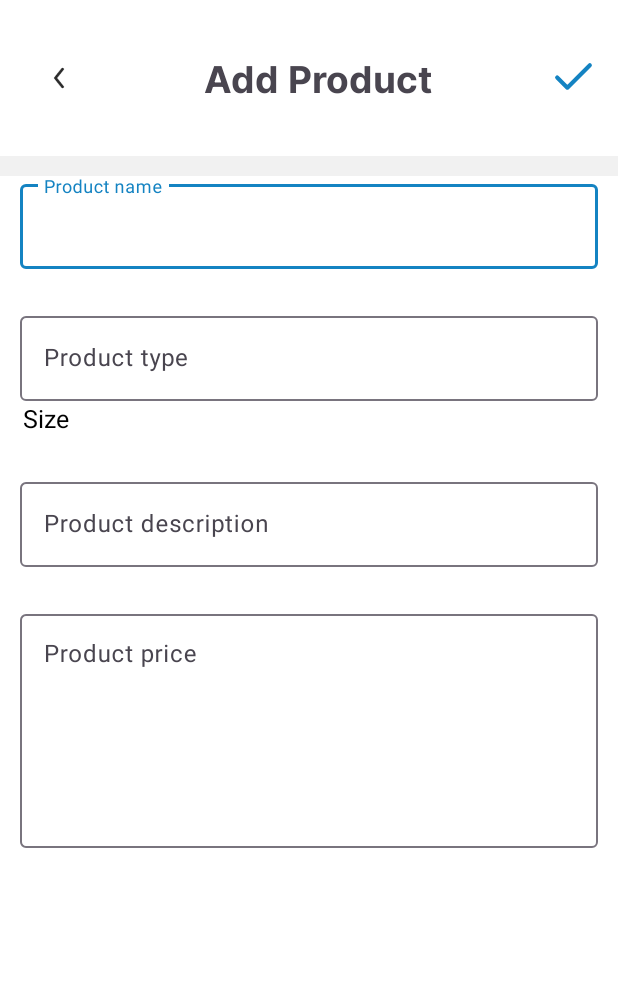
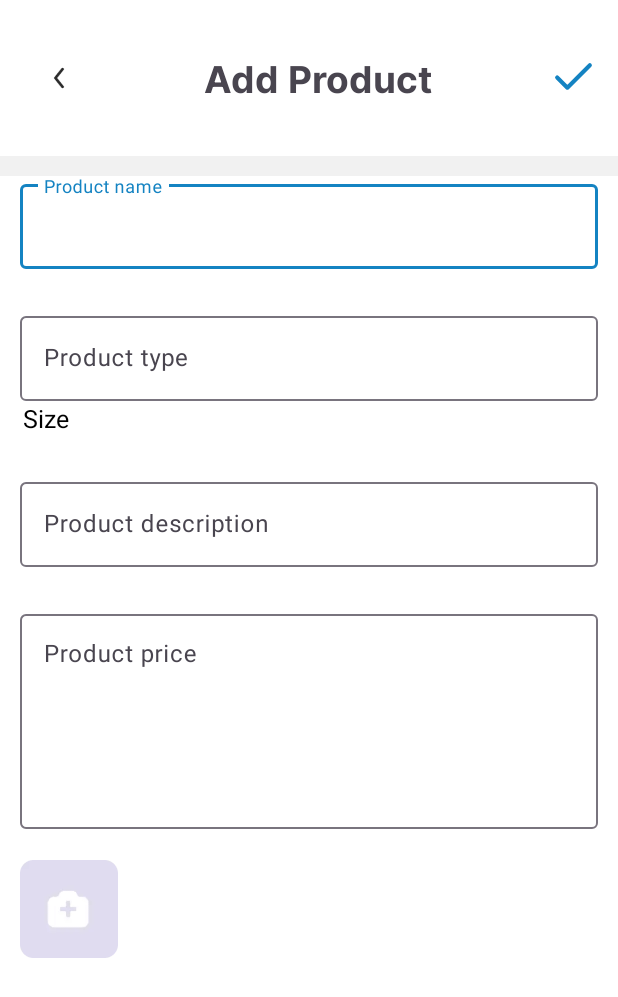
Before and after one commit to truonglam5555/ShoesShop, an Android app: the AddProductActivity screen opened directly, with no data from a screen before it, on a phone screen of 412 x 824 dp. Shown: the top 997 px of the screen. Run offline under Robolectric (Android 15) with nearby library versions, the phone set to English and light mode, and no system bars; our stand-ins replace CircleImageView, Dagger/Hilt's generated code, sdp/ssp sizes; pictures from the network do not load.

Commit message:
update ui

```diff
--- a/app/src/main/java/com/example/shoesshop/features/admin/product/AdapterManagerSize.kt
+++ b/app/src/main/java/com/example/shoesshop/features/admin/product/AdapterManagerSize.kt
@@ -21,7 +21,7 @@ class AdapterManagerSize @Inject constructor() : BaseAdapter<String, ItemSizeBin
             if (position == selectedItemPosition) {
                 cardView.setCardBackgroundColor(
                     ContextCompat.getColor(
-                        App.getContext(),
+                        App.app.applicationContext,
                         R.color.main_color
                     )
                 )
@@ -33,5 +33,4 @@ class AdapterManagerSize @Inject constructor() : BaseAdapter<String, ItemSizeBin
             }
         }
     }
-
 }
--- /dev/null
+++ b/app/src/main/java/com/example/shoesshop/features/admin/product/AdapterPhoto.kt
@@ -0,0 +1,115 @@
+package com.example.shoesshop.features.admin.product
+
+import android.annotation.SuppressLint
+import android.content.Context
+import android.view.LayoutInflater
+import android.view.View
+import android.view.ViewGroup
+import android.widget.ImageView
+import androidx.recyclerview.widget.RecyclerView
+import com.bumptech.glide.Glide
+import com.bumptech.glide.load.resource.bitmap.RoundedCorners
+import com.bumptech.glide.request.RequestOptions
+import com.example.shoesshop.R
+import com.example.shoesshop.common.App
+import com.example.shoesshop.common.extension.clickWithAnimationDebounce
+import javax.inject.Inject
+
+
+class AdapterPhoto(val context:Context) :
+    RecyclerView.Adapter<RecyclerView.ViewHolder>() {
+    var subjectAddImg: ((number: Int) -> Unit)? = null
+    var subjectCallBackDeletePosition: ((position: Int) -> Unit)? = null
+    var subjectCallBackChoosePosition: ((position: Int) -> Unit)? = null
+    private val VIEW_TYPE_IMAGE = 1
+    private val VIEW_TYPE_DEFAULT_ICON = 2
+    private var listImg: MutableList<String> = mutableListOf()
+
+    @SuppressLint("NotifyDataSetChanged")
+    fun init(list: MutableList<String>) {
+        listImg.clear()
+        listImg.addAll(list)
+        notifyDataSetChanged()
+    }
+
+    override fun onCreateViewHolder(parent: ViewGroup, viewType: Int): RecyclerView.ViewHolder {
+        return when (viewType) {
+            VIEW_TYPE_IMAGE -> {
+                val view =
+                    LayoutInflater.from(context)
+                        .inflate(R.layout.item_photo, parent, false)
+                ImageViewHolder(view)
+            }
+
+            VIEW_TYPE_DEFAULT_ICON -> {
+                val view =
+                    LayoutInflater.from(context)
+                        .inflate(R.layout.item_default, parent, false)
+                DefaultIconViewHolder(view)
+            }
+
+            else -> throw IllegalArgumentException("Invalid view type")
+        }
+    }
+
+    override fun onBindViewHolder(holder: RecyclerView.ViewHolder, position: Int) {
+        when (holder.itemViewType) {
+            VIEW_TYPE_IMAGE -> {
+                val imageHolder = holder as ImageViewHolder
+                if (listImg.size >= 1) {
+//                    Glide.with(context)
+//                        .load(listImg[position])
+//                        .into(imageHolder.imageCenter)
+                    setRoundedCornerImage(imageHolder.imageCenter, listImg[position])
+
+                    imageHolder.imageCenter.clickWithAnimationDebounce {
+                        subjectCallBackChoosePosition?.invoke(position)
+                    }
+
+                    imageHolder.imgClose.clickWithAnimationDebounce {
+                        subjectCallBackDeletePosition?.invoke(position)
+                    }
+                }
+            }
+
+            VIEW_TYPE_DEFAULT_ICON -> {
+                val iconHolder = holder as DefaultIconViewHolder
+                iconHolder.imageAdd.clickWithAnimationDebounce {
+                    subjectAddImg?.invoke(0)
+                }
+            }
+        }
+    }
+
+    override fun getItemCount(): Int {
+        return listImg.size
+    }
+
+    override fun getItemViewType(position: Int): Int {
+        return if (listImg.isEmpty() || position == 0) {
+            VIEW_TYPE_DEFAULT_ICON
+        } else {
+            VIEW_TYPE_IMAGE
+        }
+    }
+
+    private fun setRoundedCornerImage(imageView: ImageView, imageUrl: String) {
+        val radius = 10
+        val requestOptions = RequestOptions().transform(RoundedCorners(radius))
+
+        Glide.with(context)
+            .load(imageUrl)
+            .apply(requestOptions)
+            .into(imageView)
+    }
+
+    class ImageViewHolder(itemView: View) : RecyclerView.ViewHolder(itemView) {
+
+        val imageCenter: ImageView = itemView.findViewById(R.id.img_photo)
+        val imgClose: ImageView = itemView.findViewById(R.id.ic_remove)
+    }
+
+    class DefaultIconViewHolder(itemView: View) : RecyclerView.ViewHolder(itemView) {
+        val imageAdd: ImageView = itemView.findViewById(R.id.imgLabelItem)
+    }
+}
--- a/app/src/main/java/com/example/shoesshop/features/admin/product/AddProductActivity.kt
+++ b/app/src/main/java/com/example/shoesshop/features/admin/product/AddProductActivity.kt
@@ -1,36 +1,113 @@
 package com.example.shoesshop.features.admin.product
 
+import android.content.Intent
+import android.content.pm.PackageManager
+import android.provider.MediaStore
+import android.widget.ImageView
+import android.widget.Toast
+import com.bumptech.glide.Glide
+import com.bumptech.glide.load.resource.bitmap.RoundedCorners
+import com.bumptech.glide.request.RequestOptions
 import com.example.shoesshop.base.BaseActivity
 import com.example.shoesshop.data.fetch.ActionCallback
 import com.example.shoesshop.data.fetch.FetchDataFirebase
 import com.example.shoesshop.databinding.ActivityAddProductBinding
+import com.example.shoesshop.features.main.detail.adapter.AdapterSize
 import com.example.shoesshop.features.main.home.model.Product
+import dagger.hilt.android.AndroidEntryPoint
+import javax.inject.Inject
 
+@AndroidEntryPoint
 class AddProductActivity :
     BaseActivity<ActivityAddProductBinding>(ActivityAddProductBinding::inflate) {
+    private val listPhoto: MutableList<String> = mutableListOf()
+
+    lateinit var adapterPhoto: AdapterPhoto
+
+    lateinit var adapterSize: AdapterSize
+
+    companion object {
+        private const val REQUEST_CODE_PERMISSIONS = 101
+        private const val REQUEST_CODE_PICK_IMAGE = 102
+    }
+
     override fun onCreateView() {
         super.onCreateView()
+        adapterPhoto = AdapterPhoto(this@AddProductActivity)
+        adapterSize = AdapterSize(this@AddProductActivity)
+        initViews()
     }
 
-    fun addProduct()
-    {
-        val  item = Product(
+    private fun initViews() {
+        setUpRecyclerPhoto()
+    }
+
+    private fun setUpRecyclerPhoto() {
+        binding.recyclerView.adapter = adapterPhoto
+        listPhoto.add("https://firebasestorage.googleapis.com/v0/b/theme-pack-android.appspot.com/o/Label%2Fgallery%2F1.1.png?alt=media&token=9d12831e-a6be-42ab-bdfe-eb7b189eea95")
+        adapterPhoto.init(listPhoto)
+        adapterPhoto.subjectAddImg = {
+            val intent =
+                Intent(Intent.ACTION_PICK, MediaStore.Images.Media.EXTERNAL_CONTENT_URI)
+            startActivityForResult(intent, REQUEST_CODE_PICK_IMAGE)
+        }
+
+//        adapterPhoto.subjectCallBackChoosePosition = { position ->
+//            val path = listPhoto[position]
+//        }
+
+        adapterPhoto.subjectCallBackDeletePosition = {
+            listPhoto.remove(listPhoto[it])
+//            if (listPhoto.size == 1) {
+//                Glide.with(this).load(photo.urlImage).into(binding.imageView)
+//            }
+            adapterPhoto.notifyItemRemoved(it)
+            adapterPhoto.init(listPhoto)
+        }
+    }
+
+    override fun onRequestPermissionsResult(
+        requestCode: Int,
+        permissions: Array<String>,
+        grantResults: IntArray
+    ) {
+        super.onRequestPermissionsResult(requestCode, permissions, grantResults)
+        if (requestCode == REQUEST_CODE_PERMISSIONS) {
+            if (grantResults.isNotEmpty() && grantResults[0] == PackageManager.PERMISSION_GRANTED &&
+                grantResults[1] == PackageManager.PERMISSION_GRANTED
+            ) {
+                Toast.makeText(this, "Permissions granted", Toast.LENGTH_SHORT).show()
+            } else {
+                Toast.makeText(this, "Permissions not granted", Toast.LENGTH_SHORT).show()
+            }
+        }
+    }
+
+    override fun onActivityResult(requestCode: Int, resultCode: Int, data: Intent?) {
+        super.onActivityResult(requestCode, resultCode, data)
+        if (requestCode == REQUEST_CODE_PICK_IMAGE && resultCode == RESULT_OK && data != null) {
+            val uri = data.data
+
+        }
+    }
+
+
+    fun addProduct() {
+        val item = Product(
             id = FetchDataFirebase.share.listProduct.size,
             name = "",
             image = "",
             price = 0.0,
             isFav = false, // thêm vào size và ....
         )
-        FetchDataFirebase.share.addProduct(item, object: ActionCallback{
+        FetchDataFirebase.share.addProduct(item, object : ActionCallback {
             override fun onActionComplete(isSuccess: Boolean) {
-               if(isSuccess)
-               {
-                   // to do
-                   // reset before Page
-               }else
-               {
-                  // .....
-               }
+                if (isSuccess) {
+                    // to do
+                    // reset before Page
+                } else {
+                    // .....
+                }
             }
         })
     }
--- a/app/src/main/java/com/example/shoesshop/features/main/detail/adapter/AdapterSize.kt
+++ b/app/src/main/java/com/example/shoesshop/features/main/detail/adapter/AdapterSize.kt
@@ -6,12 +6,12 @@ import android.view.ViewGroup
 import androidx.core.content.ContextCompat
 import com.example.shoesshop.R
 import com.example.shoesshop.base.BaseAdapter
+import com.example.shoesshop.common.App
 import com.example.shoesshop.common.extension.clickWithAnimationDebounce
 import com.example.shoesshop.databinding.ItemSizeBinding
 import javax.inject.Inject
-import kotlin.properties.Delegates
 
-class AdapterSize(val context: Context) : BaseAdapter<String, ItemSizeBinding>() {
+class AdapterSize(val context:Context) : BaseAdapter<String, ItemSizeBinding>() {
     var subjectItem: ((obj: String) -> Unit)? = null
     private var selectedItemPosition = -1
 
@@ -23,7 +23,7 @@ class AdapterSize(val context: Context) : BaseAdapter<String, ItemSizeBinding>()
             tvSize.text = item
             cardView.setCardBackgroundColor(
                 if (position == selectedItemPosition) ContextCompat.getColor(
-                    context,
+                    App.app.applicationContext,
                     R.color.main_color
                 ) else ContextCompat.getColor(context, R.color.white)
             )
--- /dev/null
+++ b/app/src/main/res/drawable/custom_bg_item_photo.xml
@@ -0,0 +1,6 @@
+<?xml version="1.0" encoding="utf-8"?>
+<shape xmlns:android="http://schemas.android.com/apk/res/android"
+    android:shape="rectangle">
+    <corners
+        android:radius="@dimen/_8sdp"/>
+</shape>
--- a/app/src/main/res/layout/activity_add_product.xml
+++ b/app/src/main/res/layout/activity_add_product.xml
@@ -101,9 +101,9 @@
             android:layout_width="match_parent"
             android:layout_height="wrap_content"
             android:layout_marginHorizontal="@dimen/_12sdp"
-            tools:listitem="@layout/item_size"
             android:orientation="horizontal"
-            app:layoutManager="androidx.recyclerview.widget.LinearLayoutManager" />
+            app:layoutManager="androidx.recyclerview.widget.LinearLayoutManager"
+            tools:listitem="@layout/item_size" />
 
         <com.google.android.material.textfield.TextInputLayout
             android:id="@+id/edt_size"
@@ -124,14 +124,14 @@
         <com.google.android.material.textfield.TextInputLayout
             android:id="@+id/edt_price"
             android:layout_width="match_parent"
-            android:layout_height="@dimen/_140sdp"
+            android:layout_height="@dimen/_120sdp"
             android:layout_marginStart="@dimen/_10sdp"
             android:layout_marginTop="@dimen/_20sdp"
             android:layout_marginEnd="@dimen/_10sdp">
 
             <com.google.android.material.textfield.TextInputEditText
                 android:layout_width="match_parent"
-                android:layout_height="@dimen/_120sdp"
+                android:layout_height="@dimen/_110sdp"
                 android:gravity="top"
                 android:hint="Product price"
                 android:textColor="@color/gray"
@@ -142,8 +142,10 @@
             android:id="@+id/recyclerView"
             android:layout_width="match_parent"
             android:layout_height="wrap_content"
-            android:layout_marginTop="@dimen/_10sdp"
+            android:layout_marginHorizontal="@dimen/_5sdp"
+            android:layout_marginTop="@dimen/_5sdp"
             android:orientation="horizontal"
-            app:layoutManager="androidx.recyclerview.widget.LinearLayoutManager" />
+            app:layoutManager="androidx.recyclerview.widget.LinearLayoutManager"
+            tools:listitem="@layout/item_default" />
     </LinearLayout>
 </LinearLayout>
--- /dev/null
+++ b/app/src/main/res/layout/item_default.xml
@@ -0,0 +1,16 @@
+<?xml version="1.0" encoding="utf-8"?>
+<RelativeLayout xmlns:android="http://schemas.android.com/apk/res/android"
+    android:id="@+id/viewAddImg"
+    android:layout_width="@dimen/_50sdp"
+    android:background="@drawable/custom_bg_item_photo"
+    android:layout_margin="@dimen/_5sdp"
+    android:layout_height="@dimen/_50sdp">
+
+    <ImageView
+        android:id="@+id/imgLabelItem"
+        android:layout_width="match_parent"
+        android:layout_height="match_parent"
+        android:layout_centerInParent="true"
+        android:scaleType="centerCrop"
+        android:src="@drawable/ic_defaul" />
+</RelativeLayout>
--- a/app/src/main/res/layout/layout_common_info.xml
+++ b/app/src/main/res/layout/layout_common_info.xml
@@ -33,7 +33,7 @@
     <TextView
         android:layout_width="0dp"
         android:layout_height="wrap_content"
-        android:text="email"
+        android:text="09xxxxxxxx"
         android:id="@+id/tv_info_type"
         app:layout_constraintStart_toEndOf="@id/ic_info"
         app:layout_constraintTop_toBottomOf="@id/tv_info_name"
```
Also changed, not shown: app/src/main/java/com/example/shoesshop/common/App.kt (+0 -8 lines), app/src/main/java/com/example/shoesshop/features/main/cart/CartDetailFragment.kt (+30 -22 lines), app/src/main/java/com/example/shoesshop/features/main/detail/ProductDetailFragment.kt (+5 -4 lines), app/src/main/java/com/example/shoesshop/features/main/detail/adapter/ChooseColorProductAdapter.kt (+3 -13 lines), app/src/main/res/drawable/ic_close_circle.xml (added, +17 -0 lines), app/src/main/res/layout/item_photo.xml (added, +28 -0 lines), app/src/main/res/drawable/ic_defaul.webp (added).
